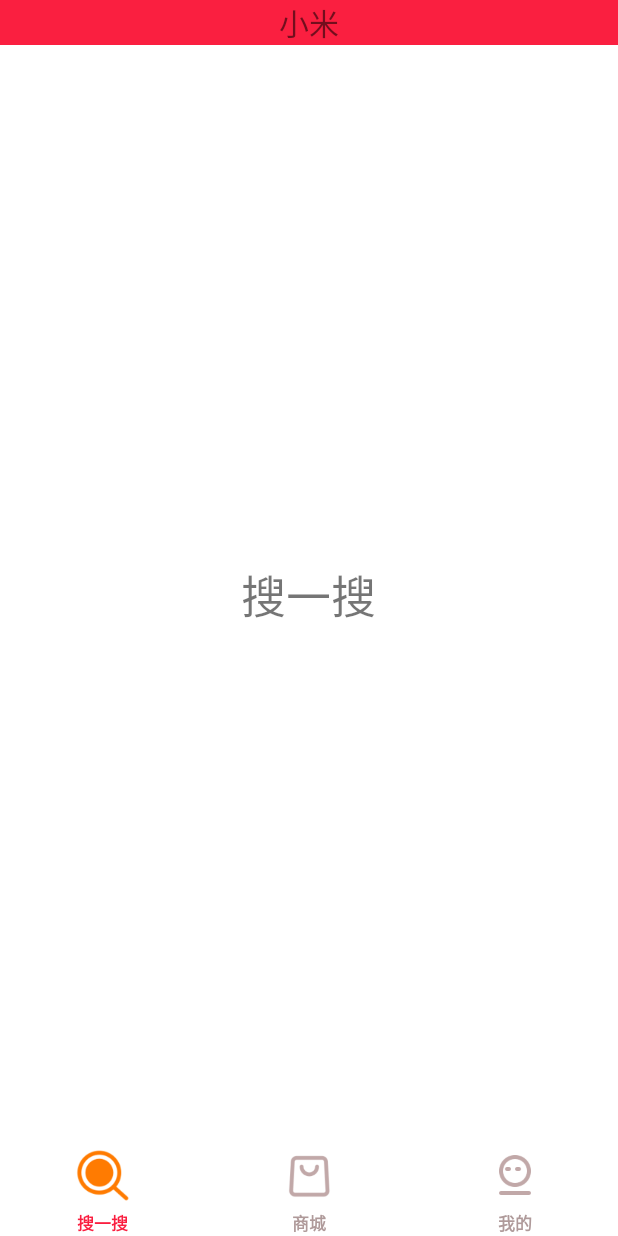
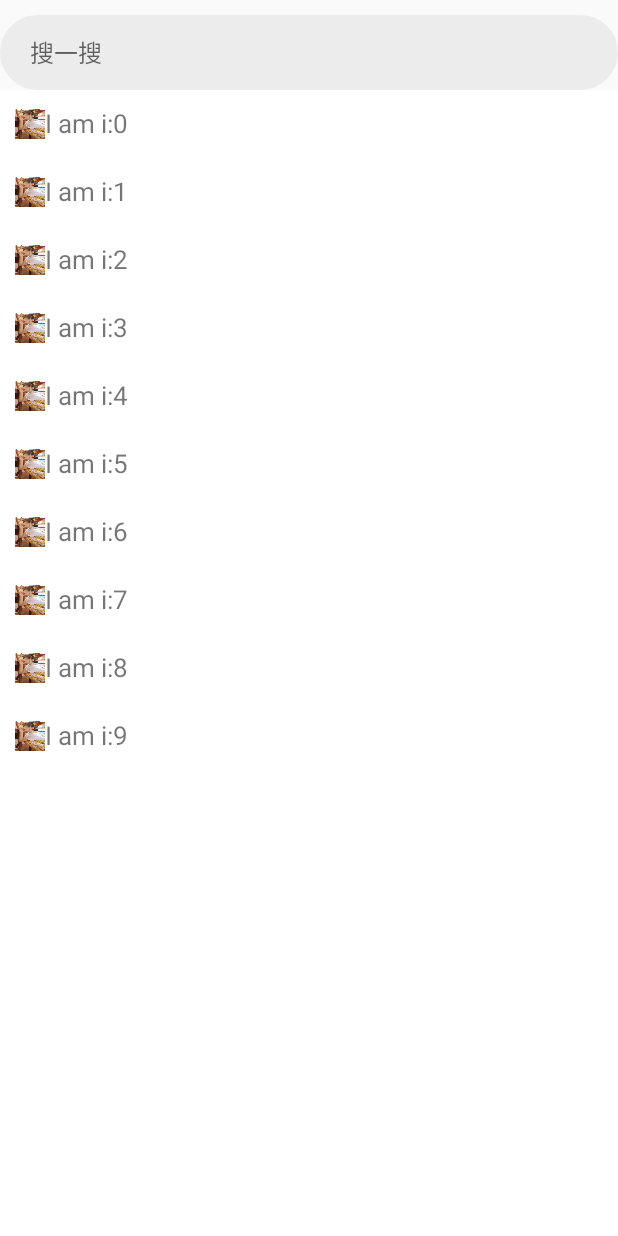
Before and after one commit to yzyyl/MyWareHouse, an Android app: the screen it shows after launch (MainActivity before the commit, SearchActivity after it), after a tap on "搜一搜", on a phone screen of 412 x 824 dp. Run offline under Robolectric (Android 15) with nearby library versions, the phone set to English and light mode, and no system bars.

Commit message:
add searchActivity

```diff
--- a/NavigationBar/app/build.gradle
+++ b/NavigationBar/app/build.gradle
@@ -40,4 +40,7 @@ dependencies {
     //圆形头像
     implementation 'de.hdodenhof:circleimageview:2.2.0'
 
+    //recyclerview 依赖
+    implementation 'com.android.support:recyclerview-v7:29+'
+
 }
--- a/NavigationBar/app/src/main/AndroidManifest.xml
+++ b/NavigationBar/app/src/main/AndroidManifest.xml
@@ -12,7 +12,8 @@
         android:roundIcon="@mipmap/ic_launcher_round"
         android:supportsRtl="true"
         android:theme="@style/AppTheme">
-        <activity android:name=".Item"></activity>
+        <activity android:name=".SearchActivity"></activity>
+        <activity android:name=".Item" />
         <activity android:name=".MainActivity">
             <intent-filter>
                 <action android:name="android.intent.action.MAIN" />
@@ -20,7 +21,7 @@
                 <category android:name="android.intent.category.LAUNCHER" />
             </intent-filter>
         </activity>
-        <activity android:name=".MyCenterActivity"></activity>
+        <activity android:name=".MyCenterActivity" />
     </application>
 
 </manifest>
--- a/NavigationBar/app/src/main/java/com/example/navigationbar/Fragment4.java
+++ /dev/null
@@ -1,18 +0,0 @@
-package com.example.navigationbar;
-
-import android.os.Bundle;
-import android.view.LayoutInflater;
-import android.view.View;
-import android.view.ViewGroup;
-
-import androidx.fragment.app.Fragment;
-
-public class Fragment4 extends Fragment {
-    private View view;
-    @Override
-    public View onCreateView(LayoutInflater inflater, ViewGroup container, Bundle savedInstanceState) {
-        //引用创建好的xml布局
-        view = inflater.inflate(R.layout.item,container,false);
-        return view;
-    }
-}
--- a/NavigationBar/app/src/main/java/com/example/navigationbar/MainActivity.java
+++ b/NavigationBar/app/src/main/java/com/example/navigationbar/MainActivity.java
@@ -32,6 +32,9 @@ public class MainActivity extends AppCompatActivity implements View.OnClickListe
     private TextView tv_search;
     private TextView tv_shoppingmall;
     private TextView tv_my;
+
+    //搜一搜输入框
+    private  TextView tv_search_input;
     //中间内容区域
     private ViewPager viewPager;
     //viewpager适配器
@@ -67,6 +70,7 @@ public class MainActivity extends AppCompatActivity implements View.OnClickListe
         ll_shoppingmall.setOnClickListener(this);
         ll_my.setOnClickListener(this);
         tv_search.setOnClickListener(this);
+        tv_search_input.setOnClickListener(this);
         //viewpager滑动监听
         viewPager.addOnPageChangeListener(this);
     }
@@ -91,6 +95,9 @@ public class MainActivity extends AppCompatActivity implements View.OnClickListe
         View page_01 = View.inflate(MainActivity.this, R.layout.page_01, null);
         View page_02 = View.inflate(MainActivity.this, R.layout.page_02, null);
         View page_03 = View.inflate(MainActivity.this, R.layout.page_03, null);
+
+        tv_search_input = page_01.findViewById(R.id.tv_search_input);
+
         views = new ArrayList<View>();
         views.add(page_01);
         views.add(page_02);
@@ -122,6 +129,11 @@ public class MainActivity extends AppCompatActivity implements View.OnClickListe
                 Intent intent=new Intent(MainActivity.this,MyCenterActivity.class);
                 startActivity(intent);
                 break;
+            case R.id.tv_search_input :
+                Toast.makeText(this,"来了",Toast.LENGTH_LONG);
+                Intent intent1=new Intent(this,SearchActivity.class);
+                startActivity(intent1);
+                    break;
             default:
                 break;
         }
--- /dev/null
+++ b/NavigationBar/app/src/main/java/com/example/navigationbar/SearchActivity.java
@@ -0,0 +1,52 @@
+package com.example.navigationbar;
+
+import androidx.appcompat.app.AppCompatActivity;
+import androidx.recyclerview.widget.LinearLayoutManager;
+import androidx.recyclerview.widget.OrientationHelper;
+import androidx.recyclerview.widget.RecyclerView;
+
+import android.annotation.SuppressLint;
+import android.content.Context;
+import android.os.Bundle;
+import android.widget.EditText;
+
+import com.example.navigationbar.adapter.RecyclerAdatper;
+import com.example.navigationbar.bean.SearchItemBean;
+
+import java.util.ArrayList;
+import java.util.List;
+
+public class SearchActivity extends AppCompatActivity {
+    private EditText editText;
+    private RecyclerView recyclerView;
+    private List<SearchItemBean> list;
+
+    private RecyclerAdatper mAdapter;
+    private LinearLayoutManager mLayoutManager;
+
+    @SuppressLint("WrongConstant")
+    @Override
+    protected void onCreate(Bundle savedInstanceState) {
+        super.onCreate(savedInstanceState);
+        setContentView(R.layout.activity_search);
+        list = getData();
+        LinearLayoutManager linearLayoutManager = new LinearLayoutManager(this);
+        recyclerView = findViewById(R.id.rc_view);
+        recyclerView.setLayoutManager(linearLayoutManager);
+        mAdapter = new RecyclerAdatper(this,list);
+        recyclerView.setAdapter(mAdapter);
+        mAdapter.notifyDataSetChanged();
+
+    }
+
+    private List<SearchItemBean> getData() {
+        List<SearchItemBean> list = new ArrayList<SearchItemBean>();
+        SearchItemBean searchItemBean = null;
+        for (int i = 0; i < 10; i++) {
+            searchItemBean = new SearchItemBean(i, "I am i:" + i);
+
+            list.add(searchItemBean);
+        }
+        return list;
+    }
+}
--- /dev/null
+++ b/NavigationBar/app/src/main/java/com/example/navigationbar/adapter/RecyclerAdatper.java
@@ -0,0 +1,55 @@
+package com.example.navigationbar.adapter;
+
+import android.content.Context;
+import android.view.LayoutInflater;
+import android.view.View;
+import android.view.ViewGroup;
+import android.widget.TextView;
+
+import androidx.annotation.NonNull;
+import androidx.appcompat.view.menu.MenuView;
+import androidx.recyclerview.widget.RecyclerView;
+
+import com.example.navigationbar.R;
+import com.example.navigationbar.bean.SearchItemBean;
+
+import java.util.List;
+
+public class RecyclerAdatper extends RecyclerView.Adapter<RecyclerAdatper.MyViewHolder> {
+  private List<SearchItemBean> mylist;
+  private  LayoutInflater mInflater;
+  private Context context;
+   public RecyclerAdatper(Context context,List<SearchItemBean> list)
+   {
+       this.context=context;
+       mylist=list;
+   }
+
+    @NonNull
+    @Override
+    public MyViewHolder onCreateViewHolder(@NonNull ViewGroup parent, int viewType) {
+        View inflate = LayoutInflater.from(context).inflate(R.layout.item_search, parent, false);
+        MyViewHolder myViewHolder =new MyViewHolder(inflate);
+        return myViewHolder;
+    }
+
+    @Override
+    public void onBindViewHolder(@NonNull MyViewHolder holder, int position) {
+    SearchItemBean searchItemBean=mylist.get(position);
+    holder.textView.setText(searchItemBean.getText());
+    }
+
+    @Override
+    public int getItemCount() {
+        return mylist.size();
+    }
+
+    public static class MyViewHolder extends RecyclerView.ViewHolder {
+       TextView textView;
+        public MyViewHolder(View view) {
+            super(view);
+            textView=view.findViewById(R.id.tv_search_item);
+        }
+    }
+
+}
--- /dev/null
+++ b/NavigationBar/app/src/main/java/com/example/navigationbar/bean/SearchItemBean.java
@@ -0,0 +1,29 @@
+package com.example.navigationbar.bean;
+
+public class SearchItemBean {
+    private int id;
+    private String text;
+    public SearchItemBean(){
+
+    }
+    public SearchItemBean(int id, String text) {
+        this.id = id;
+        this.text = text;
+    }
+
+    public int getId() {
+        return id;
+    }
+
+    public void setId(int id) {
+        this.id = id;
+    }
+
+    public String getText() {
+        return text;
+    }
+
+    public void setText(String text) {
+        this.text = text;
+    }
+}
--- /dev/null
+++ b/NavigationBar/app/src/main/res/drawable/tv_search_bg.xml
@@ -0,0 +1,6 @@
+<?xml version="1.0" encoding="utf-8"?>
+<shape xmlns:android="http://schemas.android.com/apk/res/android">
+    android:shape="rectangle">
+    <solid android:color="@color/et_search_bg"></solid>
+    <corners android:radius="50dp" />
+</shape>
--- /dev/null
+++ b/NavigationBar/app/src/main/res/layout/activity_search.xml
@@ -0,0 +1,27 @@
+<?xml version="1.0" encoding="utf-8"?>
+<LinearLayout xmlns:android="http://schemas.android.com/apk/res/android"
+    xmlns:tools="http://schemas.android.com/tools"
+    android:layout_width="match_parent"
+    android:layout_height="match_parent"
+    android:orientation="vertical">
+
+
+    <EditText
+        android:id="@+id/et_search_input"
+        android:layout_width="match_parent"
+        android:layout_height="50dp"
+        android:paddingLeft="20dp"
+        android:layout_marginTop="10dp"
+        android:background="@drawable/tv_search_bg"
+        android:imeOptions="actionSearch"
+        android:singleLine="true"
+        android:hint="@string/search"
+        android:textSize="16dp" />
+
+<androidx.recyclerview.widget.RecyclerView
+    android:id="@+id/rc_view"
+    android:layout_width="match_parent"
+    android:layout_height="match_parent"
+    android:background="@android:color/white"/>
+
+</LinearLayout>
--- /dev/null
+++ b/NavigationBar/app/src/main/res/layout/item_search.xml
@@ -0,0 +1,26 @@
+<?xml version="1.0" encoding="utf-8"?>
+<LinearLayout xmlns:android="http://schemas.android.com/apk/res/android"
+    android:layout_width="match_parent"
+    android:layout_height="45dp"
+    android:layout_marginLeft="10dp"
+    android:layout_marginRight="10dp"
+    android:orientation="horizontal">
+
+    <ImageView
+        android:id="@+id/iv_search_item"
+        android:layout_width="20dp"
+        android:layout_height="20dp"
+        android:layout_gravity="center"
+        android:background="@drawable/head" />
+
+    <TextView
+        android:id="@+id/tv_search_item"
+        android:layout_width="match_parent"
+        android:layout_height="wrap_content"
+        android:layout_centerVertical="true"
+        android:layout_marginTop="10dp"
+        android:gravity="center_vertical"
+        android:text="设置中心"
+        android:textSize="17sp"  />
+
+</LinearLayout>
--- a/NavigationBar/app/src/main/res/layout/page_01.xml
+++ b/NavigationBar/app/src/main/res/layout/page_01.xml
@@ -1,15 +1,28 @@
 <?xml version="1.0" encoding="utf-8"?>
-<RelativeLayout xmlns:android="http://schemas.android.com/apk/res/android"
+<LinearLayout xmlns:android="http://schemas.android.com/apk/res/android"
     xmlns:tools="http://schemas.android.com/tools"
+    android:orientation="horizontal"
     android:layout_width="match_parent"
     android:layout_height="match_parent">
+
+    <!--    <TextView-->
+    <!--        android:layout_width="wrap_content"-->
+    <!--        android:layout_height="wrap_content"-->
+    <!--        android:layout_centerInParent="true"-->
+    <!--        android:text="@string/search"-->
+    <!--        android:textSize="30dp">-->
+
+    <!--    </TextView>-->
     <TextView
-        android:layout_width="wrap_content"
-        android:layout_height="wrap_content"
-        android:layout_centerInParent="true"
+        android:id="@+id/tv_search_input"
+        android:layout_width="match_parent"
+        android:layout_height="50dp"
+        android:gravity="center"
         android:text="@string/search"
-        android:textSize="30dp">
+        android:background="@drawable/tv_search_bg"
+        android:textSize="16dp"
+        android:singleLine="true"
+        android:imeOptions="actionSearch"
+        android:layout_marginRight="10dp"/>
 
-    </TextView>
-
-</RelativeLayout>
+</LinearLayout>
--- a/NavigationBar/app/src/main/res/values/colors.xml
+++ b/NavigationBar/app/src/main/res/values/colors.xml
@@ -9,4 +9,5 @@
     <color name="selected">#FA1F40</color>
     <color name="white">#FFFFFF</color>
     <color name="blue">#4169E1</color>
+    <color name="et_search_bg">#ECECEC</color>
 </resources>
--- a/NavigationBar/app/src/main/res/values/strings.xml
+++ b/NavigationBar/app/src/main/res/values/strings.xml
@@ -2,6 +2,7 @@
     <string name="app_name">NavigationBar</string>
     <string name="name">微信</string>
     <string name="search">搜一搜</string>
+    <string name="search2">搜索</string>
     <string name="shoppingmall">商城</string>
     <string name="my">我的</string>
     <string name="xiaomi">小米</string>
```
